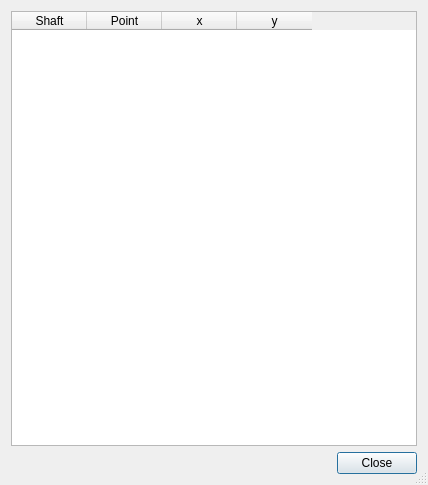
KmolYuan/Pyslvs-UI, file core/info/path_point_data.ui: the form before one commit.
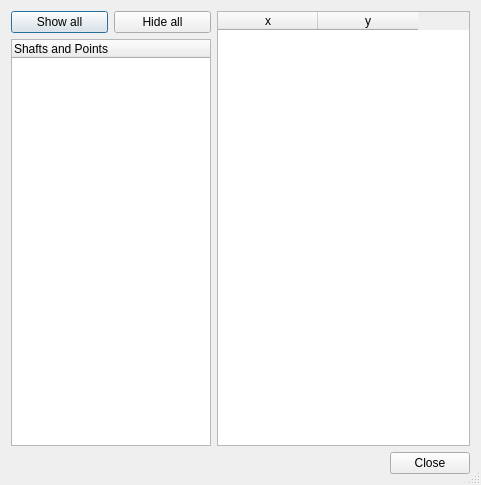
The form after the commit. Icons and pictures are not drawn.

```diff
--- a/core/info/path_point_data.ui
+++ b/core/info/path_point_data.ui
@@ -9,13 +9,13 @@
    <rect>
     <x>0</x>
     <y>0</y>
-    <width>428</width>
+    <width>481</width>
     <height>485</height>
    </rect>
   </property>
   <property name="minimumSize">
    <size>
-    <width>428</width>
+    <width>481</width>
     <height>485</height>
    </size>
   </property>
@@ -35,8 +35,53 @@
   <property name="modal">
    <bool>true</bool>
   </property>
+  <layout class="QVBoxLayout" name="verticalLayout_2">
+   <item>
+    <layout class="QHBoxLayout" name="horizontalLayout_2">
+     <item>
   <layout class="QVBoxLayout" name="verticalLayout">
    <item>
+        <layout class="QHBoxLayout" name="horizontalLayout_3">
+         <item>
+          <widget class="QPushButton" name="showAll">
+           <property name="text">
+            <string>Show all</string>
+           </property>
+          </widget>
+         </item>
+         <item>
+          <widget class="QPushButton" name="hideAll">
+           <property name="text">
+            <string>Hide all</string>
+           </property>
+          </widget>
+         </item>
+        </layout>
+       </item>
+       <item>
+        <widget class="QTreeWidget" name="pathTree">
+         <property name="sizePolicy">
+          <sizepolicy hsizetype="Fixed" vsizetype="Expanding">
+           <horstretch>0</horstretch>
+           <verstretch>0</verstretch>
+          </sizepolicy>
+         </property>
+         <property name="maximumSize">
+          <size>
+           <width>200</width>
+           <height>16777215</height>
+          </size>
+         </property>
+         <column>
+          <property name="text">
+           <string>Shafts and Points</string>
+          </property>
+         </column>
+        </widget>
+       </item>
+      </layout>
+     </item>
+     <item>
     <widget class="QTableWidget" name="path_data">
      <property name="editTriggers">
       <set>QAbstractItemView::NoEditTriggers</set>
@@ -54,21 +99,11 @@
       <bool>true</bool>
      </property>
      <attribute name="horizontalHeaderDefaultSectionSize">
-      <number>75</number>
+        <number>100</number>
      </attribute>
      <attribute name="horizontalHeaderMinimumSectionSize">
-      <number>75</number>
-     </attribute>
-     <column>
-      <property name="text">
-       <string>Shaft</string>
-      </property>
-     </column>
-     <column>
-      <property name="text">
-       <string>Point</string>
-      </property>
-     </column>
+        <number>100</number>
+       </attribute>
      <column>
       <property name="text">
        <string>x</string>
@@ -80,6 +115,8 @@
       </property>
      </column>
     </widget>
+     </item>
+    </layout>
    </item>
    <item>
     <layout class="QHBoxLayout" name="horizontalLayout">
```
Left out of the diff: 2 changed lines with no effect on the pictures. Lines whose indentation alone changed are shown as unchanged.
